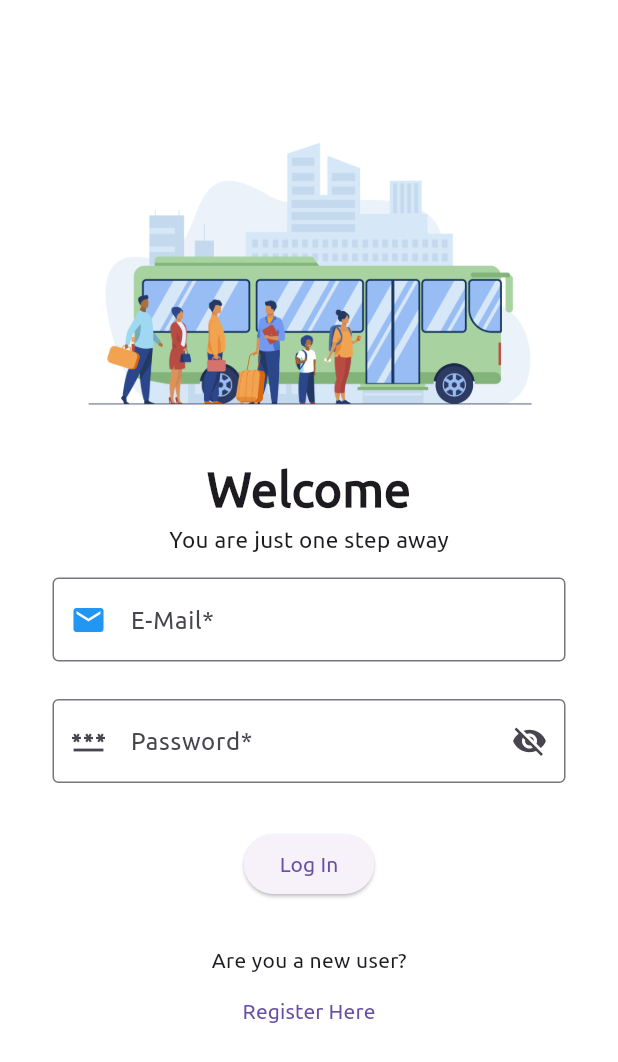
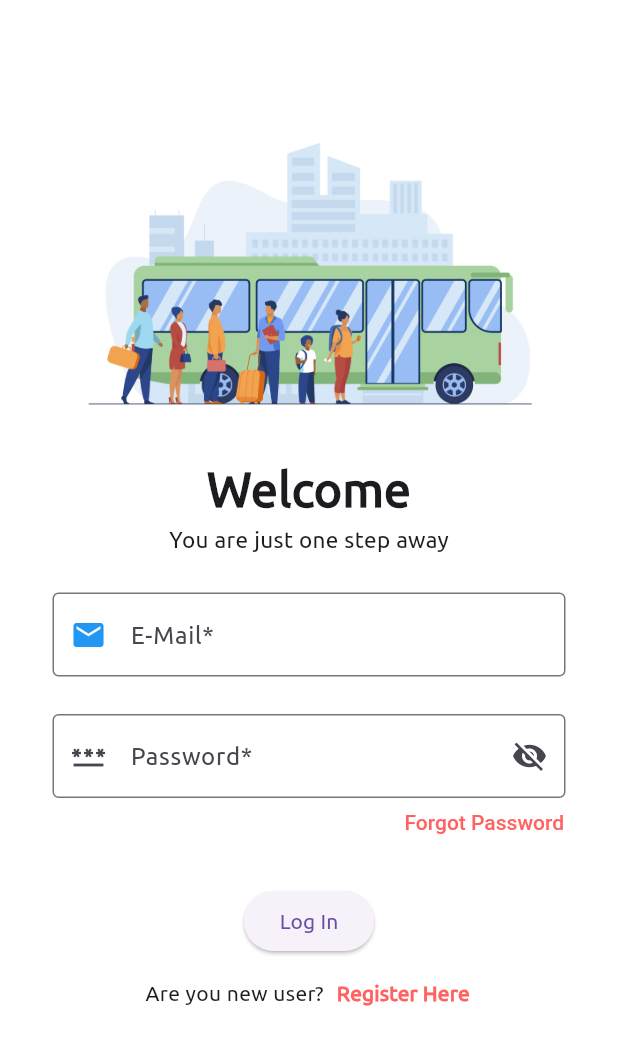
Before and after one commit to rajdalal1109/Final_Project, a Flutter app: the screen it shows after launch, on a phone screen of 412 x 824 dp. Shown: the top 1062 px of the screen. Run offline on Flutter 3.47's test engine with Material 3 defaults, Android fonts, the phone set to English and light mode, and no system bars; our stand-ins replace image_picker, lottie, shared_preferences; network calls fail.

Commit message:
update 7/3/24,11:08

```diff
--- a/lib/login.dart
+++ b/lib/login.dart
@@ -9,7 +9,7 @@ import 'package:http/http.dart' as http;
 import 'package:shared_preferences/shared_preferences.dart';
 
 class LogIn extends StatefulWidget {
-  const LogIn({Key? key});
+  const LogIn({super.key});
 
   @override
   State<LogIn> createState() => _LogInState();
@@ -19,7 +19,8 @@ class _LogInState extends State<LogIn> {
   final _formKey = GlobalKey<FormState>();
   bool _passVisible = false;
   final TextEditingController _mail = TextEditingController();
-  final TextEditingController _password = TextEditingController();
+  final TextEditingController _Password = TextEditingController();
+  bool _isButtonDisabled = true;
   late final SharedPreferences prefs;
 
   @override
@@ -41,20 +42,56 @@ class _LogInState extends State<LogIn> {
         builder: (context) => BottoBar(),
       ));
     }
-    // }else{
-    //   Navigator.of(context).push(MaterialPageRoute(builder: (context) => LogIn(),));
-    // }
   }
 
   @override
   void dispose() {
     _mail.dispose();
-    _password.dispose();
+    _Password.dispose();
     super.dispose();
   }
 
-  Future<void> _saveLoginStatus() async {
+    Future<void> _saveLoginStatus() async {
     await prefs.setBool('isLoggedIn', true);
+  }
+
+  void Login(BuildContext context) async {
+    try {
+
+      Map data = {
+        "email": _mail.text,
+        "password": _Password.text,
+      };
+      var response = await http.post(
+        Uri.parse("https://busbooking.bestdevelopmentteam.com/Api/user_login"),
+        body: jsonEncode(data),
+        headers: {'Content-Type': "application/json; charset=UTF-8"},
+      );
+      if (response.statusCode == 200) {
+        print(response.body);
+
+        Navigator.push(
+            context, MaterialPageRoute(builder: (context) => BottoBar()));
+      } else {
+        ScaffoldMessenger.of(context).showSnackBar(SnackBar(
+          content: Padding(
+            padding: const EdgeInsets.all(8.0),
+            child: Text(
+              'Invalid UserName or Password',
+              style: TextStyle(fontSize: 14, fontWeight: FontWeight.bold),
+            ),
+          ),
+          showCloseIcon: true,
+          elevation: 6,
+          behavior: SnackBarBehavior.floating,
+          shape: RoundedRectangleBorder(borderRadius: BorderRadius.circular(5)),
+          backgroundColor: Color.fromRGBO(255, 98, 96, 1),
+          padding: EdgeInsets.all(5),
+        ));
+      }
+    } catch (e) {
+      print(e);
+    }
   }
 
   Widget build(BuildContext context) {
@@ -67,25 +104,53 @@ class _LogInState extends State<LogIn> {
             padding: const EdgeInsets.all(35),
             child: Form(
               key: _formKey,
+              onChanged: () {
+                setState(() {
+                  _isButtonDisabled = !_formKey.currentState!.validate();
+                });
+              },
               child: Column(
                 mainAxisAlignment: MainAxisAlignment.center,
                 children: [
-                  SizedBox(height: 35,),
-                  Image(image: AssetImage("assets/images/login.png"),height: 233,width: 390,),
-                  const Text("Welcome",style: TextStyle(fontWeight: FontWeight.bold,fontSize: 32,)),
-                  const Text("You are just one step away",style: TextStyle(fontWeight: FontWeight.w100,fontSize: 15)),
-                  const SizedBox(height: 15),
+                  SizedBox(
+                    height: 35,
+                  ),
+                  Image(
+                    image: AssetImage("assets/images/login.png"),
+                    height: 233,
+                    width: 390,
+                  ),
+                  const Text("Welcome",
+                      style: TextStyle(
+                        fontWeight: FontWeight.bold,
+                        fontSize: 32,
+                      )),
+                  const Text("You are just one step away",
+                      style:
+                      TextStyle(fontWeight: FontWeight.w100, fontSize: 15)),
+                  const SizedBox(height: 25),
                   TextFormField(
                     controller: _mail,
                     decoration: const InputDecoration(
                       border: OutlineInputBorder(),
-                      prefixIcon: Icon(Icons.mail,color: Colors.blue,),
+                      prefixIcon: Icon(
+                        Icons.mail,
+                        color: Colors.blue,
+                      ),
                       labelText: "E-Mail*",
                       hintText: "E-Mail",
                     ),
                     keyboardType: TextInputType.emailAddress,
                     validator: (String? value) {
-                      return (!value!.contains("@") || !value.contains(".")) ? "Please enter proper e-mail address" : null;
+                      if (value == null || value.isEmpty) {
+                        return 'Please enter an email address';
+                      } else if (!value.contains("@") || !value.contains(".")) {
+                        return "Format of abc123@gmail.com";
+                      } else if (!RegExp(r'^[\w-.]+@[a-zA-Z]+\.[a-zA-Z]{2,}$')
+                          .hasMatch(value)) {
+                        return 'Format of abc123@gmail.com';
+                      }
+                      return null;
                     },
                     autovalidateMode: AutovalidateMode.onUserInteraction,
                   ),
@@ -94,14 +159,16 @@ class _LogInState extends State<LogIn> {
                     enableSuggestions: false,
                     autocorrect: false,
                     obscureText: !_passVisible,
-                    controller: _password,
+                    controller: _Password,
                     decoration: InputDecoration(
                       border: const OutlineInputBorder(),
-                      prefixIcon:const Icon(Icons.password),
+                      prefixIcon: const Icon(Icons.password),
                       labelText: "Password*",
                       hintText: "Password",
                       suffixIcon: IconButton(
-                        icon: Icon(_passVisible ? Icons.visibility : Icons.visibility_off),
+                        icon: Icon(_passVisible
+                            ? Icons.visibility
+                            : Icons.visibility_off),
                         onPressed: () {
                           setState(() {
                             _passVisible = !_passVisible;
@@ -113,13 +180,37 @@ class _LogInState extends State<LogIn> {
                       if (value == null || value.isEmpty) {
                         return 'Password is required';
                       }
-                      return (value.length < 6 && value.contains(RegExp(r'[a-zA-z0-9!@#%^&*]'))) ? 'Password must be at least 6 characters long' : null;
+                      // Regular expression pattern to validate password format
+                      if (!RegExp(
+                          r'^(?=.*?[A-Z])(?=.*?[a-z])(?=.*?[0-9])(?=.*?[!@#$%^&*]).{6,}$')
+                          .hasMatch(value)) {
+                        return 'Password must contain at least one uppercase letter, one lowercase letter, one number, one special character, and be at least 6 characters long';
+                      }
+                      return null;
                     },
                     autovalidateMode: AutovalidateMode.onUserInteraction,
                   ),
-                  Padding(
-                    padding: const EdgeInsets.all(30),
-                    child: ElevatedButton(
+                  Row(
+                    mainAxisAlignment: MainAxisAlignment.end,
+                    children: [
+                      TextButton(
+                        style: TextButton.styleFrom(
+                            padding: EdgeInsets.only(bottom: 15,right: 1),
+                            foregroundColor:Color.fromRGBO(255, 98, 96, 1) ,
+                            textStyle: TextStyle(fontWeight: FontWeight.w500
+                            )
+                        ),
+                        child: Text("Forgot Password",),
+                        onPressed: () {
+                          Navigator.of(context).pushReplacement(MaterialPageRoute(
+                            builder: (context) => const ForgotPass(),
+                          ));
+                        },
+                      ),
+                    ],
+                  ),
+                  SizedBox(height: 10),
+              ElevatedButton(
                       child: const Text("Log In"),
                       onPressed: () {
                         if (_formKey.currentState!.validate()) {
@@ -133,15 +224,28 @@ class _LogInState extends State<LogIn> {
                         }
                       },
                     ),
-                  ),
-                  const Text("Are you a new user?"),
-                  TextButton(
-                    child: const Text("Register Here"),
-                    onPressed: () {
-                      Navigator.of(context).pushReplacement(MaterialPageRoute(
-                        builder: (context) => const Registration(),
-                      ));
-                    },
+                  Row(
+                    mainAxisAlignment: MainAxisAlignment.center,
+                    children: [
+                      Text("Are you new user?",style: TextStyle(fontWeight: FontWeight.w500),),
+                      TextButton(
+                          style: TextButton.styleFrom(
+                            padding: EdgeInsets.all(2),
+                          ),
+                          child: const Text(
+                            "\t\tRegister Here",
+                            style: TextStyle(
+                              color: Color.fromRGBO(255, 98, 96, 1),
+                              fontWeight: FontWeight.bold
+                            ),
+                          ),
+                          onPressed: () {
+                            Navigator.of(context)
+                                .pushReplacement(MaterialPageRoute(
+                              builder: (context) => const Registration(),
+                            ));
+                          }),
+                    ],
                   ),
                 ],
               ),
```
